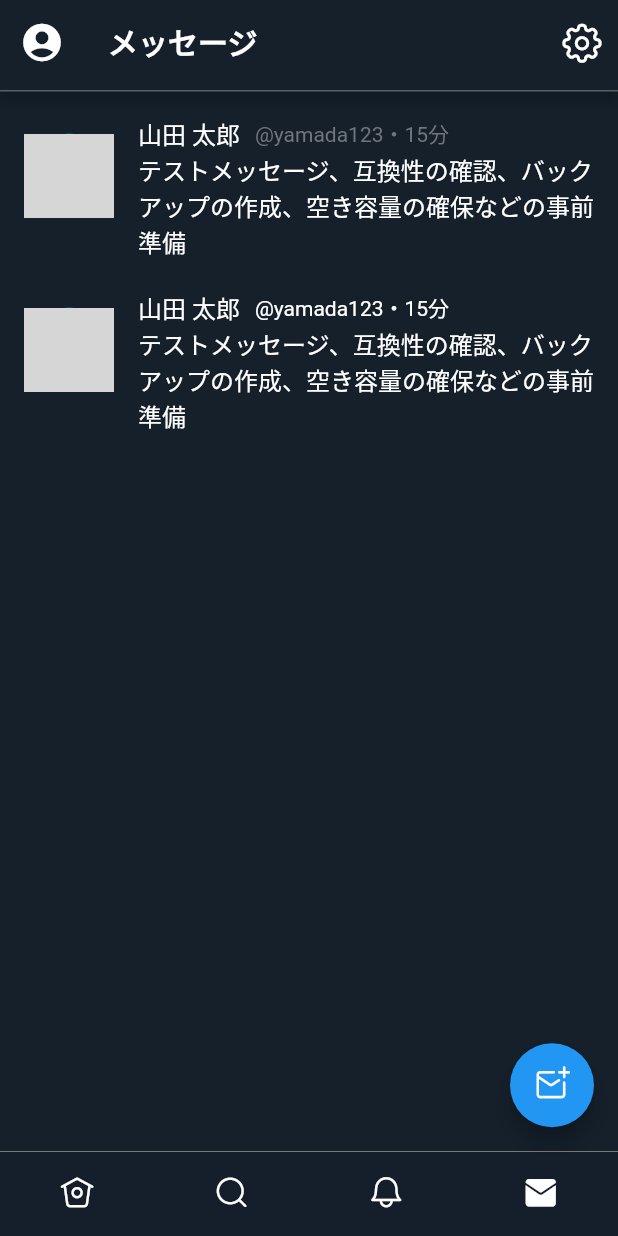
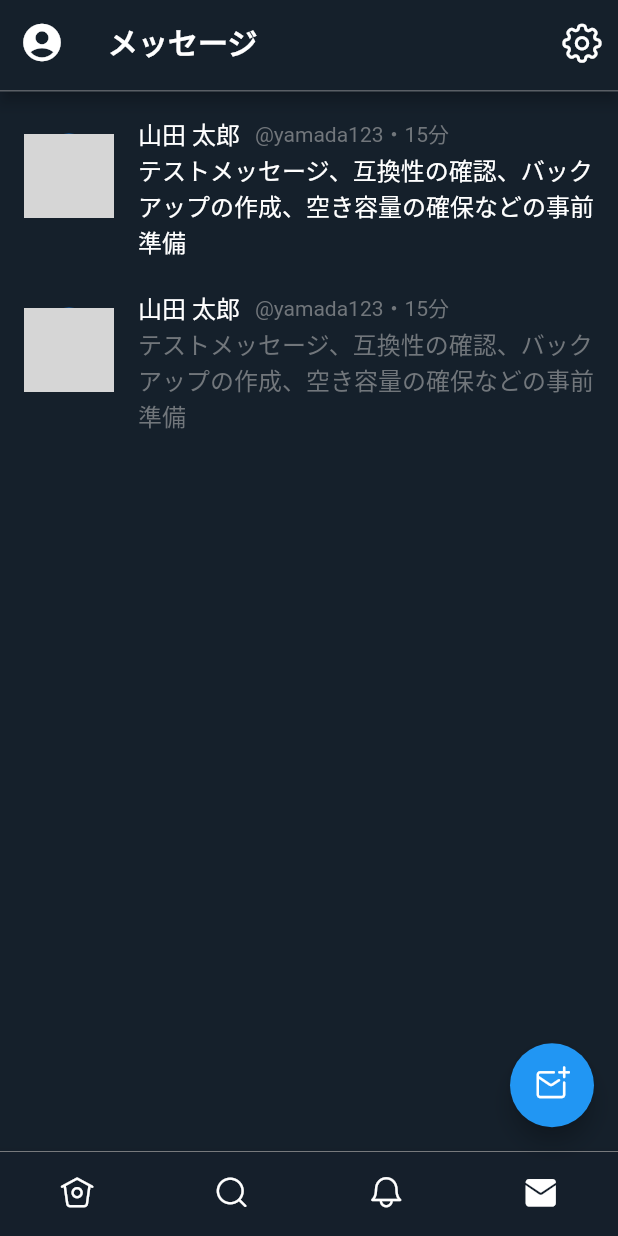
Before and after one commit to takaku1222/flutter_teamD, a Flutter app: the screen it shows after launch, on a phone screen of 412 x 824 dp. Run offline on Flutter 3.47's test engine with Material 2 defaults, Android fonts, the phone set to English and light mode, and no system bars; network calls fail; grey boxes are pictures that could not be loaded.

Commit message:
チャット画面作成

```diff
--- a/lib/main.dart
+++ b/lib/main.dart
@@ -1,5 +1,7 @@
 import 'package:flutter/material.dart';
 import 'package:twitter_ui/twitter_icons.dart';
+
+import 'message_page.dart';
 
 void main() {
   runApp(const MyApp());
@@ -60,10 +62,17 @@ class MyHomePage extends StatelessWidget {
             height: 12.0,
             color: Colors.transparent,
           ),
-          ListTile(
+          TextButton(
+            style: ButtonStyle(
+              padding: MaterialStateProperty.all(EdgeInsets.zero),
+              minimumSize: MaterialStateProperty.all(Size.zero),
+              tapTargetSize: MaterialTapTargetSize.shrinkWrap,
+            ),
+            child: ListTile(
               leading: const CircleAvatar(
                 radius: 30.0,
-              backgroundImage: NetworkImage('https://www.faceplusplus.com/demo/images/demo-pic21.jpg'),
+                backgroundImage: NetworkImage(
+                    'https://www.faceplusplus.com/demo/images/demo-pic11.jpg'),
               ),
               title: Row(
                 children: const <Widget>[
@@ -88,14 +97,28 @@ class MyHomePage extends StatelessWidget {
                 style: TextStyle(fontSize: 16.0, color: Colors.white),
               ),
             ),
+            onPressed: () {
+              Navigator.push(
+                context,
+                MaterialPageRoute(builder: (context) => MessagePage()),
+              );
+            },
+          ),
           const Divider(
             height: 12.0,
             color: Colors.transparent,
           ),
-          ListTile(
+          TextButton(
+            style: ButtonStyle(
+              padding: MaterialStateProperty.all(EdgeInsets.zero),
+              minimumSize: MaterialStateProperty.all(Size.zero),
+              tapTargetSize: MaterialTapTargetSize.shrinkWrap,
+            ),
+            child: ListTile(
               leading: const CircleAvatar(
                 radius: 30.0,
-              backgroundImage: NetworkImage('https://media.kairos.com/go-demo/images/team/Ben_Virdee-Chapman.jpg'),
+                backgroundImage: NetworkImage(
+                    'https://www.faceplusplus.com/demo/images/demo-pic1.jpg'),
               ),
               title: Row(
                 children: const <Widget>[
@@ -108,7 +131,7 @@ class MyHomePage extends StatelessWidget {
                   ),
                   Text(
                     '@yamada123・15分',
-                  style: TextStyle(fontSize: 14.0, color: Colors.white),
+                    style: TextStyle(fontSize: 14.0, color: Color(0xFF71767B)),
                   ),
                   SizedBox(
                     width: 16.0,
@@ -117,8 +140,10 @@ class MyHomePage extends StatelessWidget {
               ),
               subtitle: const Text(
                 'テストメッセージ、互換性の確認、バックアップの作成、空き容量の確保などの事前準備',
-              style: TextStyle(fontSize: 16.0, color: Colors.white),
+                style: TextStyle(fontSize: 16.0, color: Color(0xFF71767B)),
               ),
+            ),
+            onPressed: () => print('clicked!'),
           ),
         ],
       ),
@@ -138,10 +163,15 @@ class MyHomePage extends StatelessWidget {
         ),
         child: BottomNavigationBar(
           items: const [
-            BottomNavigationBarItem(icon: Icon(TI.home,color:Color(0xFFFFFFFF)), label: ""),
-            BottomNavigationBarItem(icon: Icon(TI.search,color:Color(0xFFFFFFFF)), label: ""),
-            BottomNavigationBarItem(icon: Icon(TI.notification,color:Color(0xFFFFFFFF)), label: ""),
-            BottomNavigationBarItem(icon: Icon(TI.message,color:Color(0xFFFFFFFF)), label: ""),
+            BottomNavigationBarItem(
+                icon: Icon(TI.home, color: Color(0xFFFFFFFF)), label: ""),
+            BottomNavigationBarItem(
+                icon: Icon(TI.search, color: Color(0xFFFFFFFF)), label: ""),
+            BottomNavigationBarItem(
+                icon: Icon(TI.notification, color: Color(0xFFFFFFFF)),
+                label: ""),
+            BottomNavigationBarItem(
+                icon: Icon(TI.message, color: Color(0xFFFFFFFF)), label: ""),
           ],
           backgroundColor: const Color(0xFF151F2B),
           showSelectedLabels: false,
--- a/lib/twitter_icons.dart
+++ b/lib/twitter_icons.dart
@@ -21,10 +21,18 @@ class TI {
   static const _kFontFam = 'TI';
   static const String? _kFontPkg = null;
 
-  static const IconData home = IconData(0xe800, fontFamily: _kFontFam, fontPackage: _kFontPkg);
-  static const IconData search = IconData(0xe801, fontFamily: _kFontFam, fontPackage: _kFontPkg);
-  static const IconData notification = IconData(0xe802, fontFamily: _kFontFam, fontPackage: _kFontPkg);
-  static const IconData message = IconData(0xe803, fontFamily: _kFontFam, fontPackage: _kFontPkg);
-  static const IconData add = IconData(0xe804, fontFamily: _kFontFam, fontPackage: _kFontPkg);
-  static const IconData preferences = IconData(0xe805, fontFamily: _kFontFam, fontPackage: _kFontPkg);
+  static const IconData home =
+      IconData(0xe800, fontFamily: _kFontFam, fontPackage: _kFontPkg);
+  static const IconData search =
+      IconData(0xe801, fontFamily: _kFontFam, fontPackage: _kFontPkg);
+  static const IconData notification =
+      IconData(0xe802, fontFamily: _kFontFam, fontPackage: _kFontPkg);
+  static const IconData message =
+      IconData(0xe803, fontFamily: _kFontFam, fontPackage: _kFontPkg);
+  static const IconData add =
+      IconData(0xe804, fontFamily: _kFontFam, fontPackage: _kFontPkg);
+  static const IconData preferences =
+      IconData(0xe805, fontFamily: _kFontFam, fontPackage: _kFontPkg);
+  static const IconData property =
+      IconData(0xe806, fontFamily: _kFontFam, fontPackage: _kFontPkg);
 }
--- a/pubspec.yaml
+++ b/pubspec.yaml
@@ -26,9 +26,13 @@ environment:
 # dependencies can be manually updated by changing the version numbers below to
 # the latest version available on pub.dev. To see which dependencies have newer
 # versions available, run `flutter pub outdated`.
+
 dependencies:
+  flutter_chat_ui: ^1.6.5
+  flutter_chat_types: ^3.5.0
   flutter:
     sdk: flutter
+
 
 
   # The following adds the Cupertino Icons font to your application.
```
Also changed, not shown: lib/message_page.dart (added, +52 -0 lines), assets/images/app_icon.png (added), fonts/TI.ttf, pubspec.lock, 4 other files. Lines whose indentation alone changed are shown as unchanged.
